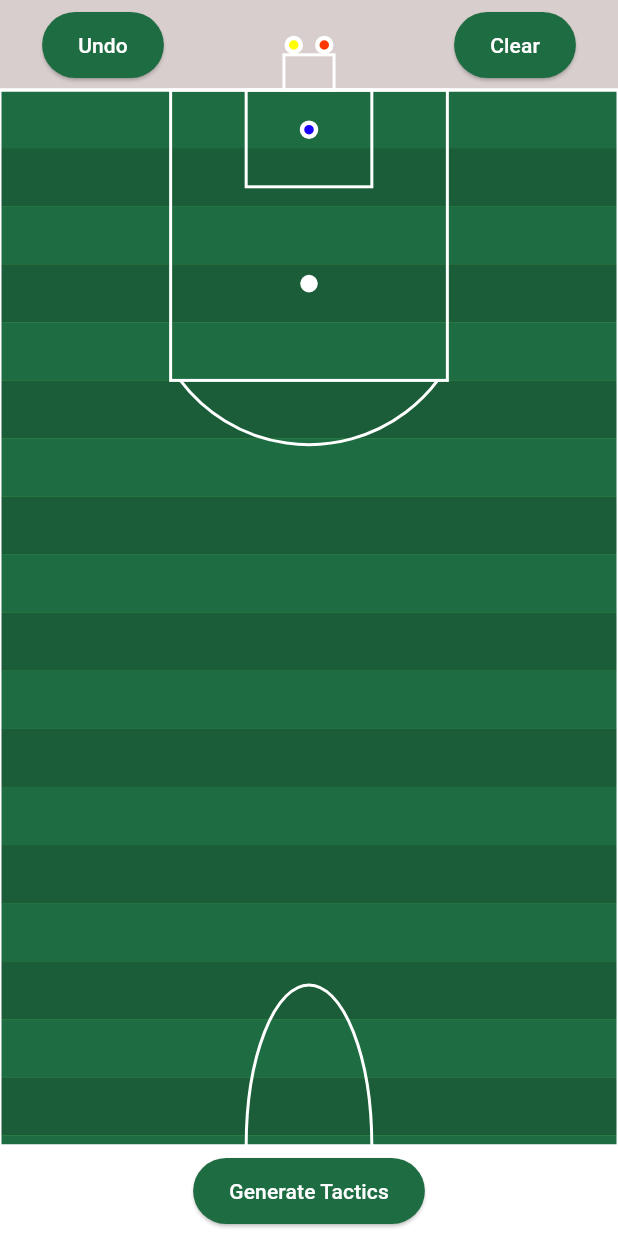
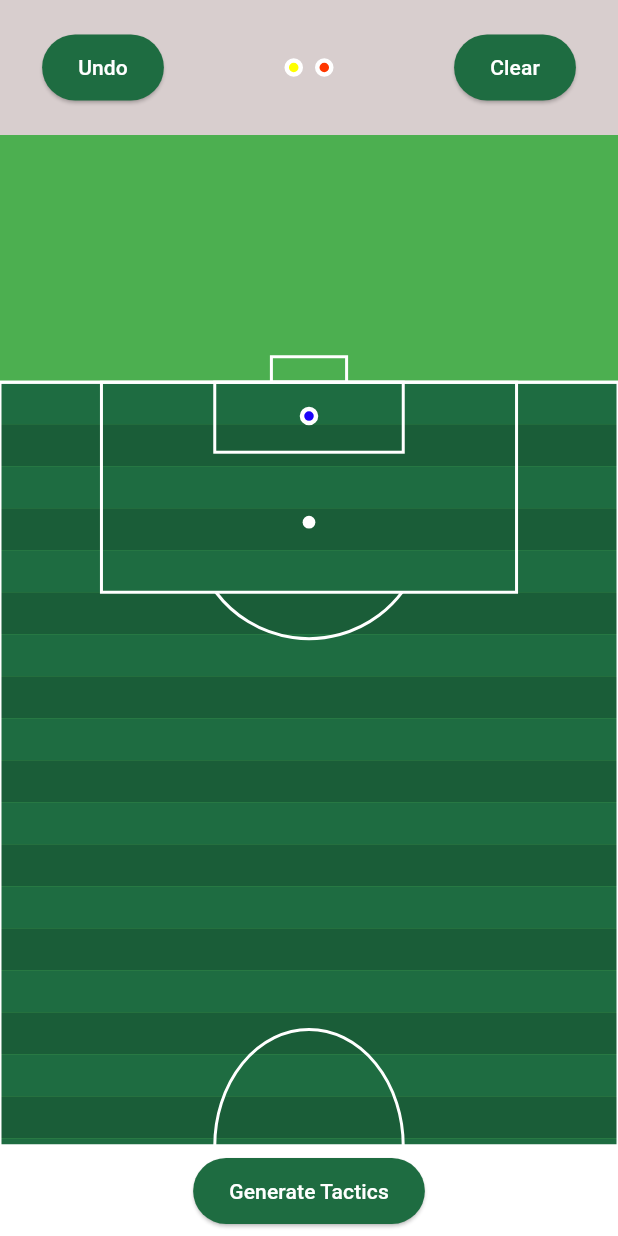
Before and after one commit to MohamedBadr-14/tactinho, a Flutter app: the TacticsBoard widget shown alone on an empty page, opened directly, on a phone screen of 412 x 824 dp. Run offline on Flutter 3.47's test engine with Material 3 defaults, Android fonts, the light colour scheme and no system bars; our stand-ins replace pdf, printing; network calls fail.

Commit message:
temp m3 fouda

```diff
--- a/lib/football_field.dart
+++ b/lib/football_field.dart
@@ -5,11 +5,11 @@ class HalfFootballFieldPainter extends CustomPainter {
   @override
   void paint(Canvas canvas, Size size) {
     final fieldWidth = size.width;
-    final fieldHeight = size.height;
+    final fieldHeight = size.height ; // Reserve 20% for the bottom edge
 
     // Calculate scaling factors to map coordinates to actual pixel positions
     // Field dimensions: 90 width × 60 height
-    final scaleX = fieldWidth / 90.0;
+    final scaleX = fieldWidth / 60.0;
     final scaleY = fieldHeight / 60.0;
 
     // Field colors
@@ -73,7 +73,8 @@ class HalfFootballFieldPainter extends CustomPainter {
     final penAreaTop = 0;
 
     canvas.drawRect(
-      Rect.fromLTWH(penAreaLeft, penAreaTop.toDouble(), penAreaWidth, penAreaHeight),
+      Rect.fromLTWH(
+          penAreaLeft, penAreaTop.toDouble(), penAreaWidth, penAreaHeight),
       linePaint,
     );
 
@@ -84,7 +85,8 @@ class HalfFootballFieldPainter extends CustomPainter {
     final goalAreaTop = 0;
 
     canvas.drawRect(
-      Rect.fromLTWH(goalAreaLeft, goalAreaTop.toDouble(), goalAreaWidth, goalAreaHeight),
+      Rect.fromLTWH(
+          goalAreaLeft, goalAreaTop.toDouble(), goalAreaWidth, goalAreaHeight),
       linePaint,
     );
 
@@ -103,19 +105,17 @@ class HalfFootballFieldPainter extends CustomPainter {
     final penAreaBottom = penAreaTop + penAreaHeight;
 
     // Calculate the start and end angles for the arc
-    final halfArcWidth = math.sqrt(math.pow(arcRadius, 2) - math.pow(penAreaBottom - penaltySpotY, 2));
-    final startAngle = math.pi - math.asin((penAreaBottom - penaltySpotY) / arcRadius);
-    final endAngle = math.pi/4.9;
+    final halfArcWidth = math.sqrt(
+        math.pow(arcRadius, 2) - math.pow(penAreaBottom - penaltySpotY, 2));
+    final startAngle =
+        math.pi - math.asin((penAreaBottom - penaltySpotY) / arcRadius);
+    final endAngle = math.pi / 4.9;
 
     // Draw the penalty arc (only the part outside the penalty area)
     final arcPath = Path()
       ..moveTo(penaltySpotX - halfArcWidth, penAreaBottom)
-      ..arcTo(
-        Rect.fromCircle(center: arcCenter, radius: arcRadius),
-        startAngle,
-        endAngle - startAngle,
-        false
-      );
+      ..arcTo(Rect.fromCircle(center: arcCenter, radius: arcRadius), startAngle,
+          endAngle - startAngle, false);
 
     canvas.drawPath(arcPath, linePaint);
 
--- a/lib/scene_selection_screen.dart
+++ b/lib/scene_selection_screen.dart
@@ -30,7 +30,7 @@ Future<void> _fetchFirstScenes() async {
     });
 
     try {
-    final uri = Uri.parse('http://127.0.0.1:5000/api/get_all_first_scenes');
+    final uri = Uri.parse('http://192.168.100.150:5000/api/get_all_first_scenes');
     final response = await http.get(uri);
 
     if (response.statusCode == 200) {
--- a/lib/tactics_board.dart
+++ b/lib/tactics_board.dart
@@ -92,7 +92,7 @@ setState(() {
           Container(
             color: const Color.fromARGB(255, 216, 206, 206),
             padding: const EdgeInsets.symmetric(vertical: 8),
-            height: 60,
+            height: 90,
             child: Row(
               children: [
                 // Undo Button
@@ -186,6 +186,13 @@ setState(() {
             ),
           ),
 
+          Container(
+
+            width: double.infinity,
+            height: MediaQuery.of(context).size.height * 0.2, // 2% of screen height
+            child: SizedBox(),
+          ),
+
           // Football Field
           Expanded(
             flex: 6,
@@ -226,16 +233,23 @@ setState(() {
                               Offset(
                                 0,
                                 AppBar().preferredSize.height +
-                                    MediaQuery.of(context).padding.top,
+                                    MediaQuery.of(context).padding.top+ MediaQuery.of(context).size.height * 0.2, // Reserve space for top controls
                               );
-                          final dx =
+                          var dx =
+
                               (localOffset.dx / fieldSize.width).clamp(0.0, 1.0);
                           final dy =
                               (localOffset.dy / fieldSize.height).clamp(0.0, 1.0);
 
+                          // var tmp_dx = (localOffset.dx / fieldSize.width);
+                          // print ("tmp_dx: $tmp_dx");
+
+                          var dxx = ((dx*90 *(2/3)) + 15.0);
+                          print("dxx: $dxx");
+
                           final positionTransformed = [
                             60 - (dy * 60),
-                            dx * 90
+                            dxx
                           ];
                           setState(() {
                             // Update player counts based on type
```
Also changed, not shown: flutter_01.png (added).
